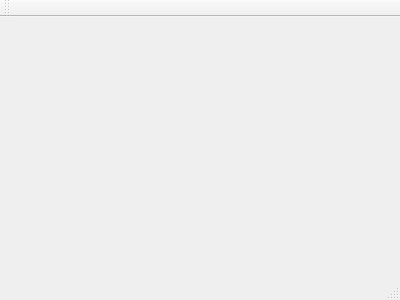
The window that breathing-server/breathwindow.ui (tarmoj/breathing-game) describes before a commit, drawn with Qt 5.
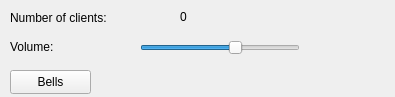
The same window after the commit.

Diff of the .ui file:
```diff
--- a/breathing-server/breathwindow.ui
+++ b/breathing-server/breathwindow.ui
@@ -1,24 +1,89 @@
 <ui version="4.0">
  <class>BreathWindow</class>
- <widget class="QMainWindow" name="BreathWindow" >
-  <property name="geometry" >
+ <widget class="QMainWindow" name="BreathWindow">
+  <property name="geometry">
    <rect>
     <x>0</x>
     <y>0</y>
-    <width>400</width>
-    <height>300</height>
+    <width>395</width>
+    <height>97</height>
    </rect>
   </property>
   <property name="windowTitle" >
    <string>BreathWindow</string>
   </property>
-  <widget class="QMenuBar" name="menuBar" />
-  <widget class="QToolBar" name="mainToolBar" />
-  <widget class="QWidget" name="centralWidget" />
-  <widget class="QStatusBar" name="statusBar" />
+  <widget class="QWidget" name="centralWidget">
+   <widget class="QLabel" name="label">
+    <property name="geometry">
+     <rect>
+      <x>10</x>
+      <y>10</y>
+      <width>141</width>
+      <height>16</height>
+     </rect>
+    </property>
+    <property name="text">
+     <string>Number of clients:</string>
+    </property>
+   </widget>
+   <widget class="QLabel" name="clientsCountLabel">
+    <property name="geometry">
+     <rect>
+      <x>180</x>
+      <y>10</y>
+      <width>59</width>
+      <height>14</height>
+     </rect>
+    </property>
+    <property name="text">
+     <string>0</string>
+    </property>
+   </widget>
+   <widget class="QSlider" name="volumeSlider">
+    <property name="geometry">
+     <rect>
+      <x>140</x>
+      <y>40</y>
+      <width>160</width>
+      <height>16</height>
+     </rect>
+    </property>
+    <property name="value">
+     <number>60</number>
+    </property>
+    <property name="orientation">
+     <enum>Qt::Horizontal</enum>
+    </property>
+   </widget>
+   <widget class="QLabel" name="label_2">
+    <property name="geometry">
+     <rect>
+      <x>10</x>
+      <y>40</y>
+      <width>59</width>
+      <height>14</height>
+     </rect>
+    </property>
+    <property name="text">
+     <string>Volume:</string>
+    </property>
+   </widget>
+   <widget class="QPushButton" name="bellsButton">
+    <property name="geometry">
+     <rect>
+      <x>10</x>
+      <y>70</y>
+      <width>81</width>
+      <height>24</height>
+     </rect>
+    </property>
+    <property name="text">
+     <string>Bells</string>
+    </property>
+   </widget>
+  </widget>
  </widget>
- <layoutDefault spacing="6" margin="11" />
- <pixmapfunction></pixmapfunction>
+ <layoutdefault spacing="6" margin="11"/>
  <resources/>
  <connections/>
 </ui>
```
Left out of the diff: 3 changed lines with no effect on the pictures.
